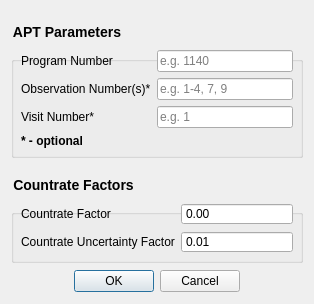
This is jwst_magic/segment_guiding/photometryOverrideFileDialog.ui in spacetelescope/jwst_magic as Qt 5 draws it before an edit. The edited form follows.
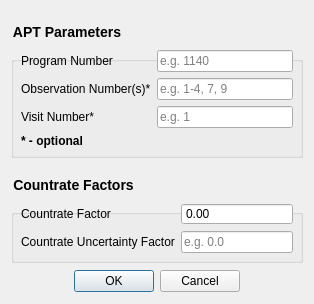
This is the edited form.

Commit message: make sure that the threshold gets sent through to the pof dialog

Patch:
```diff
--- a/jwst_magic/segment_guiding/photometryOverrideFileDialog.ui
+++ b/jwst_magic/segment_guiding/photometryOverrideFileDialog.ui
@@ -182,33 +182,12 @@
        </widget>
       </item>
       <item row="1" column="1" colspan="2">
-       <widget class="QDoubleSpinBox" name="doubleSpinBox_countrateUncertaintyFactor">
-        <property name="enabled">
-         <bool>true</bool>
+       <widget class="QLineEdit" name="lineEdit_countrateUncertaintyFactor">
+         <property name="toolTip">
+         <string>A factor by which to multiply the count rate uncertainty of the guide star; between 0.01 and 1.0</string>
         </property>
-        <property name="toolTip">
-         <string>&lt;html&gt;&lt;head/&gt;&lt;body&gt;&lt;p&gt;A factor by which to multiply the count rate uncertainty of the guide star; between 0.01 and 1.0&lt;/p&gt;&lt;/body&gt;&lt;/html&gt;</string>
-        </property>
-        <property name="whatsThis">
-         <string/>
-        </property>
-        <property name="styleSheet">
-         <string notr="true">.QDoubleSpinBox:disabled {color: grey}</string>
-        </property>
-        <property name="buttonSymbols">
-         <enum>QAbstractSpinBox::NoButtons</enum>
-        </property>
-        <property name="minimum">
-         <double>0.010000000000000</double>
-        </property>
-        <property name="maximum">
-         <double>1.000000000000000</double>
-        </property>
-        <property name="singleStep">
-         <double>0.100000000000000</double>
-        </property>
-        <property name="Decimals">
-         <double>4</double>
+        <property name="placeholderText">
+         <string>e.g. 0.0</string>
         </property>
        </widget>
       </item>
```
The commit also changes 2 other files.
